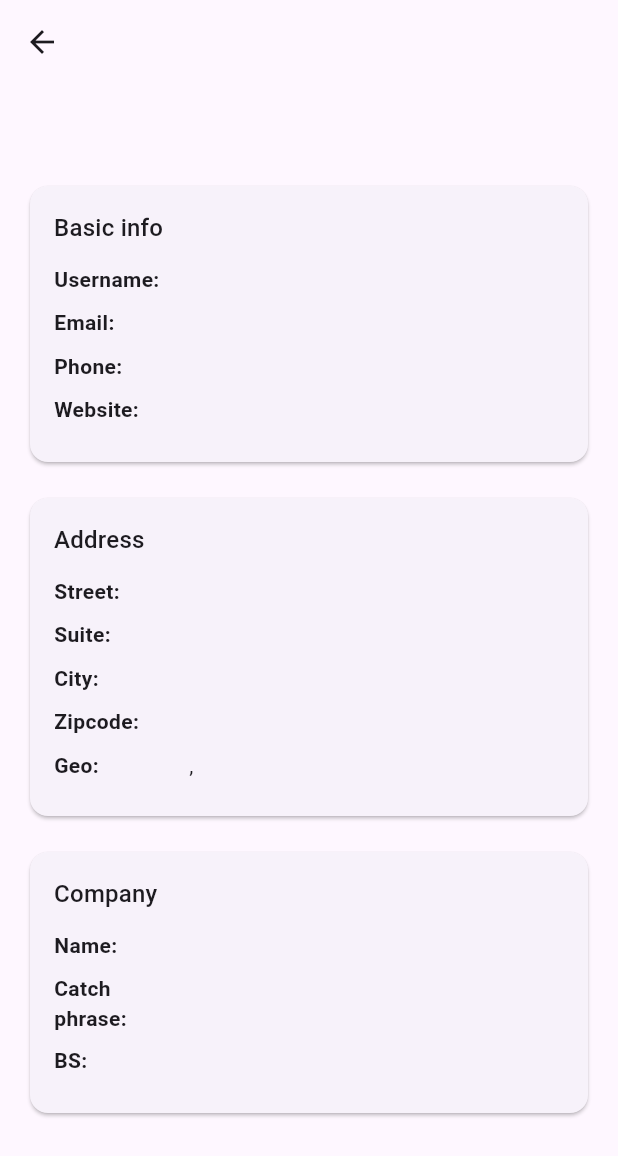
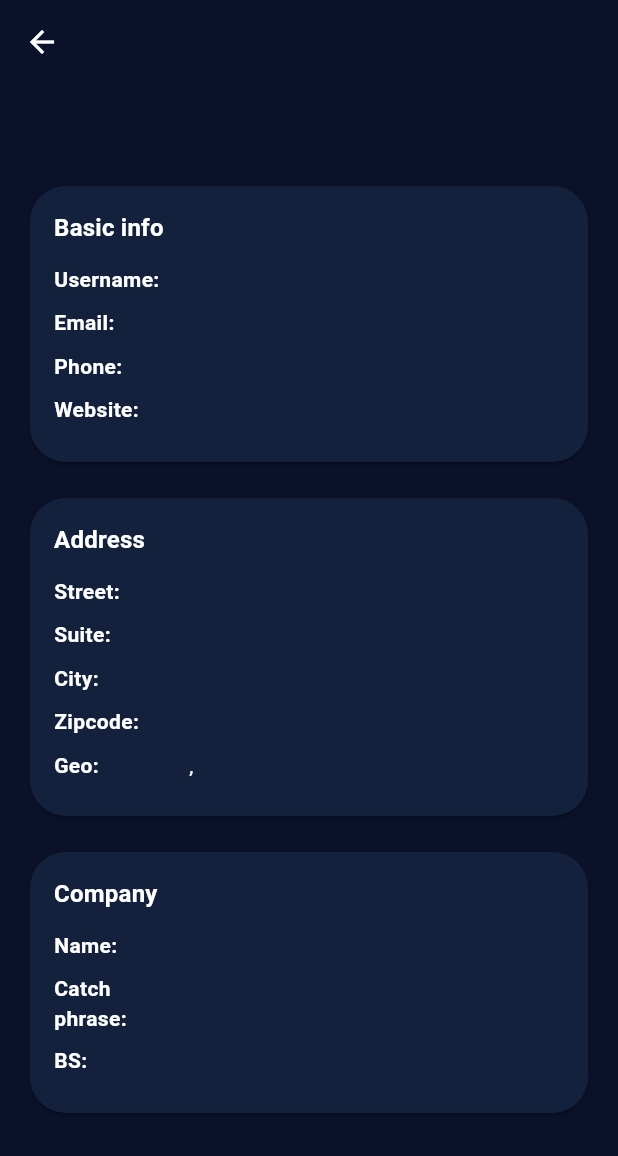
Before and after one commit to BogdanMamchych/swim_prog, a Flutter app: the UserDetailScreen screen opened directly with empty values, on a phone screen of 412 x 824 dp. Shown: the top 1156 px of the screen. Run offline on Flutter 3.47's test engine with Material 3 defaults, Android fonts, the phone set to English and light mode, and no system bars; our stand-ins replace dio, flutter_riverpod, go_router.

Commit message:
programm style is standartized

```diff
--- a/lib/core/repositories/user_repository.dart
+++ b/lib/core/repositories/user_repository.dart
@@ -2,7 +2,7 @@ import 'package:dio/dio.dart';
 import 'package:flutter_riverpod/flutter_riverpod.dart';
 import 'package:flutter_riverpod/legacy.dart';
 import 'package:swim_prog/core/models/user.dart';
-import 'package:swim_prog/core/providers/users_provider.dart';
+import 'package:swim_prog/core/providers/dio_provider.dart';
 
 class UserRepository {
   final Dio dio;
--- /dev/null
+++ b/lib/core/theme/app_colors.dart
@@ -0,0 +1,9 @@
+import 'package:flutter/material.dart';
+
+abstract final class AppColors {
+  static const background = Color(0xFF0A1128);
+  static const card = Color(0xFF14213D);
+  static const cardBorder = Color(0xFF223154);
+  static const primary = Color(0xFFFFC857);
+  static const text = Colors.white;
+}
--- a/lib/features/user_lisf/presentation/screens/user_detail_screen.dart
+++ b/lib/features/user_lisf/presentation/screens/user_detail_screen.dart
@@ -5,21 +5,18 @@ import 'package:swim_prog/core/models/user.dart';
 class UserDetailScreen extends StatelessWidget {
   final User user;
 
-  const UserDetailScreen({
-    super.key,
-    required this.user,
-  });
+  const UserDetailScreen({super.key, required this.user});
 
   @override
   Widget build(BuildContext context) {
+    final theme = Theme.of(context);
+
     return Scaffold(
       appBar: AppBar(
         title: Text(user.name),
         leading: IconButton(
-          icon: Icon(Icons.arrow_back),
-          onPressed: () {
-            context.go("/user_list");
-          },
+          icon: const Icon(Icons.arrow_back),
+          onPressed: () => context.go("/user_list"),
         ),
       ),
       body: ListView(
@@ -27,7 +24,10 @@ class UserDetailScreen extends StatelessWidget {
         children: [
           Text(
             user.name,
-            style: Theme.of(context).textTheme.headlineSmall,
+            style: theme.textTheme.headlineSmall?.copyWith(
+              color: theme.colorScheme.onSurface,
+              fontWeight: FontWeight.bold,
+            ),
           ),
           const SizedBox(height: 16),
 
@@ -45,7 +45,10 @@ class UserDetailScreen extends StatelessWidget {
             _InfoRow(label: 'Suite', value: user.address.suite),
             _InfoRow(label: 'City', value: user.address.city),
             _InfoRow(label: 'Zipcode', value: user.address.zipcode),
-            _InfoRow(label: 'Geo', value: '${user.address.geo.lat}, ${user.address.geo.lng}'),
+            _InfoRow(
+              label: 'Geo',
+              value: '${user.address.geo.lat}, ${user.address.geo.lng}',
+            ),
           ]),
 
           const SizedBox(height: 16),
@@ -60,7 +63,6 @@ class UserDetailScreen extends StatelessWidget {
     );
   }
 }
-
 class _InfoBlock extends StatelessWidget {
   final String title;
   final List<Widget> children;
@@ -72,6 +74,8 @@ class _InfoBlock extends StatelessWidget {
 
   @override
   Widget build(BuildContext context) {
+    final theme = Theme.of(context);
+
     return Card(
       child: Padding(
         padding: const EdgeInsets.all(16),
@@ -80,7 +84,10 @@ class _InfoBlock extends StatelessWidget {
           children: [
             Text(
               title,
-              style: Theme.of(context).textTheme.titleMedium,
+              style: theme.textTheme.titleMedium?.copyWith(
+                color: theme.colorScheme.onSurface,
+                fontWeight: FontWeight.bold,
+              ),
             ),
             const SizedBox(height: 12),
             ...children,
--- a/lib/features/user_lisf/presentation/widgets/user_search_widget.dart
+++ b/lib/features/user_lisf/presentation/widgets/user_search_widget.dart
@@ -1,6 +1,6 @@
 import 'package:flutter/material.dart';
 import 'package:flutter_riverpod/flutter_riverpod.dart';
-import 'package:swim_prog/core/repositories/user_repository.dart';
+import 'package:swim_prog/core/providers/user_provider.dart';
 
 class UserSearchWidget extends ConsumerWidget {
   const UserSearchWidget({super.key});
```
Also changed, not shown: lib/core/theme/app_theme.dart (added, +38 -0 lines), lib/features/pace_selector/presentation/screen/pace_selector_screen.dart (+7 -8 lines), lib/features/user_lisf/presentation/screens/user_list_screen.dart (+9 -10 lines), lib/main.dart (+5 -5 lines), lib/core/providers/dio_provider.dart (renamed from lib/core/providers/users_provider.dart).
